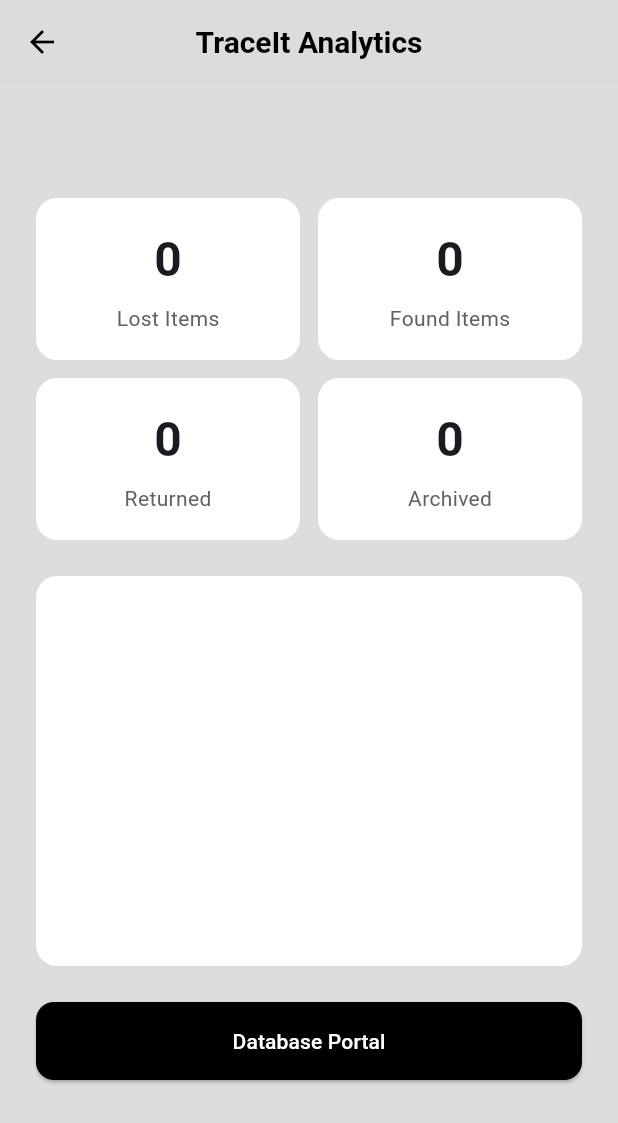
After one commit to amean101/Team7, a Flutter app: the AdminAnalyticsScreen screen opened by its route, on a phone screen of 412 x 824 dp. The commit adds this screen. Shown: the top 1123 px of the screen. Run offline on Flutter 3.47's test engine with Material 3 defaults, Android fonts, the phone set to English and light mode, and no system bars; drawn by our look-alikes of fl_chart; our stand-ins replace cloud_firestore, firebase_auth, firebase_core, firebase_storage, image_picker, sqflite; accounts and stored records are empty; Roboto replaces fonts that are missing (Verdana).

Commit message:
created admin analytics dashboard, fully integrated with database

```diff
--- /dev/null
+++ b/lib/admin/admin_analytics.dart
@@ -0,0 +1,270 @@
+import 'package:flutter/material.dart';
+import 'package:cloud_firestore/cloud_firestore.dart';
+import 'package:fl_chart/fl_chart.dart';
+
+const _bg = Color.fromARGB(246, 220, 220, 221);
+
+class AdminAnalyticsScreen extends StatelessWidget {
+  const AdminAnalyticsScreen({super.key});
+
+  Future<Map<String, int>> _loadCounts() async {
+    final col = FirebaseFirestore.instance.collection('items');
+
+    final lost = await col.where('status', isEqualTo: 'lost').get();
+    final found = await col.where('status', isEqualTo: 'found').get();
+    final returned = await col.where('status', isEqualTo: 'claimed').get();
+    final archived = await col.where('status', isEqualTo: 'archived').get();
+
+    return {
+      'lost': lost.size,
+      'found': found.size,
+      'returned': returned.size,
+      'archived': archived.size,
+    };
+  }
+
+  Stream<List<Map<String, dynamic>>> _loadItemsHistory() {
+    return FirebaseFirestore.instance
+        .collection('items')
+        .orderBy('createdAt', descending: false)
+        .snapshots()
+        .map((snap) {
+          return snap.docs.map((d) {
+            final data = d.data();
+            data['id'] = d.id;
+            return data;
+          }).toList();
+        });
+  }
+
+  @override
+  Widget build(BuildContext context) {
+    return Scaffold(
+      backgroundColor: _bg,
+      appBar: AppBar(
+        backgroundColor: _bg,
+        elevation: 0,
+        leading: IconButton(
+          icon: const Icon(Icons.arrow_back, color: Colors.black),
+          onPressed: () => Navigator.pop(context),
+        ),
+        title: const Text(
+          'TraceIt Analytics',
+          style: TextStyle(color: Colors.black, fontWeight: FontWeight.w600),
+        ),
+        centerTitle: true,
+      ),
+      body: SafeArea(
+        child: Center(
+          child: ConstrainedBox(
+            constraints: const BoxConstraints(maxWidth: 600),
+            child: Padding(
+              padding: const EdgeInsets.fromLTRB(24, 12, 24, 0),
+              child: FutureBuilder<Map<String, int>>(
+                future: _loadCounts(),
+                builder: (context, snap) {
+                  if (!snap.hasData) {
+                    return const Center(child: CircularProgressIndicator());
+                  }
+
+                  final counts = snap.data!;
+                  return SingleChildScrollView(
+                    child: Column(
+                      crossAxisAlignment: CrossAxisAlignment.center,
+                      children: [
+                        Row(
+                          children: [
+                            Expanded(
+                              child: _StatCard(
+                                label: 'Lost Items',
+                                value: counts['lost']!,
+                              ),
+                            ),
+                            const SizedBox(width: 12),
+                            Expanded(
+                              child: _StatCard(
+                                label: 'Found Items',
+                                value: counts['found']!,
+                              ),
+                            ),
+                          ],
+                        ),
+                        const SizedBox(height: 12),
+                        Row(
+                          children: [
+                            Expanded(
+                              child: _StatCard(
+                                label: 'Returned',
+                                value: counts['returned']!,
+                              ),
+                            ),
+                            const SizedBox(width: 12),
+                            Expanded(
+                              child: _StatCard(
+                                label: 'Archived',
+                                value: counts['archived']!,
+                              ),
+                            ),
+                          ],
+                        ),
+                        const SizedBox(height: 24),
+                        StreamBuilder<List<Map<String, dynamic>>>(
+                          stream: _loadItemsHistory(),
+                          builder: (context, snap2) {
+                            if (!snap2.hasData) {
+                              return const SizedBox(
+                                height: 200,
+                                child: Center(
+                                  child: CircularProgressIndicator(),
+                                ),
+                              );
+                            }
+
+                            final items = snap2.data!;
+                            return _HistoryChart(items: items);
+                          },
+                        ),
+                        const SizedBox(height: 24),
+                        SizedBox(
+                          width: double.infinity,
+                          child: ElevatedButton(
+                            onPressed: () =>
+                                Navigator.pushNamed(context, '/adminSearch'),
+                            style: ElevatedButton.styleFrom(
+                              backgroundColor: Colors.black,
+                              foregroundColor: Colors.white,
+                              padding: const EdgeInsets.symmetric(vertical: 16),
+                              shape: RoundedRectangleBorder(
+                                borderRadius: BorderRadius.circular(12),
+                              ),
+                            ),
+                            child: const Text('Database Portal'),
+                          ),
+                        ),
+                        const SizedBox(height: 40),
+                      ],
+                    ),
+                  );
+                },
+              ),
+            ),
+          ),
+        ),
+      ),
+    );
+  }
+}
+
+class _StatCard extends StatelessWidget {
+  final String label;
+  final int value;
+
+  const _StatCard({required this.label, required this.value});
+
+  @override
+  Widget build(BuildContext context) {
+    return Container(
+      padding: const EdgeInsets.all(18),
+      decoration: BoxDecoration(
+        color: Colors.white,
+        borderRadius: BorderRadius.circular(14),
+      ),
+      child: Column(
+        children: [
+          Text(
+            value.toString(),
+            style: const TextStyle(fontSize: 32, fontWeight: FontWeight.bold),
+          ),
+          const SizedBox(height: 6),
+          Text(
+            label,
+            style: TextStyle(fontSize: 14, color: Colors.grey.shade700),
+          ),
+        ],
+      ),
+    );
+  }
+}
+
+class _HistoryChart extends StatelessWidget {
+  final List<Map<String, dynamic>> items;
+
+  const _HistoryChart({required this.items});
+
+  Map<DateTime, Map<String, int>> _group() {
+    final data = <DateTime, Map<String, int>>{};
+
+    for (final item in items) {
+      final ts = item['createdAt'];
+      if (ts == null) continue;
+
+      final date = DateTime(
+        ts.toDate().year,
+        ts.toDate().month,
+        ts.toDate().day,
+      );
+      final status = item['status'] ?? '';
+
+      data.putIfAbsent(date, () => {'lost': 0, 'found': 0});
+
+      if (status == 'lost') data[date]!['lost'] = data[date]!['lost']! + 1;
+      if (status == 'found') data[date]!['found'] = data[date]!['found']! + 1;
+    }
+
+    return data;
+  }
+
+  @override
+  Widget build(BuildContext context) {
+    final grouped = _group();
+    final dates = grouped.keys.toList()..sort();
+    final lostSpots = <FlSpot>[];
+    final foundSpots = <FlSpot>[];
+
+    for (int i = 0; i < dates.length; i++) {
+      final d = dates[i];
+      final lost = grouped[d]!['lost']!.toDouble();
+      final found = grouped[d]!['found']!.toDouble();
+      lostSpots.add(FlSpot(i.toDouble(), lost));
+      foundSpots.add(FlSpot(i.toDouble(), found));
+    }
+
+    return Container(
+      height: 260,
+      padding: const EdgeInsets.all(16),
+      decoration: BoxDecoration(
+        color: Colors.white,
+        borderRadius: BorderRadius.circular(14),
+      ),
+      child: LineChart(
+        LineChartData(
+          titlesData: FlTitlesData(show: false),
+          borderData: FlBorderData(show: false),
+          gridData: FlGridData(show: false),
+          lineBarsData: [
+            LineChartBarData(
+              spots: lostSpots,
+              isCurved: true,
+              color: Colors.blue,
+              barWidth: 3,
+              belowBarData: BarAreaData(
+                show: true,
+                color: Colors.blue.withOpacity(0.15),
+              ),
+            ),
+            LineChartBarData(
+              spots: foundSpots,
+              isCurved: true,
+              color: Colors.red,
+              barWidth: 3,
+              belowBarData: BarAreaData(
+                show: true,
+                color: Colors.red.withOpacity(0.15),
+              ),
+            ),
+          ],
+        ),
+      ),
+    );
+  }
+}
--- a/lib/main.dart
+++ b/lib/main.dart
@@ -10,6 +10,7 @@
 import 'pages/home.dart';
 import 'admin/admin_home.dart';
 import 'admin/admin_search.dart';
+import 'admin/admin_analytics.dart';
 
 const kPrimary = Color(0xFF3B82F6);
 const kSecondary = Color(0xFF10B981);
@@ -113,6 +114,7 @@
         '/chat': (_) => const ChatScreen(),
         '/adminHome': (_) => const AdminHomeScreen(),
         '/adminSearch': (_) => const AdminSearchScreen(),
+        '/adminAnalytics': (context) => const AdminAnalyticsScreen(),
       },
     );
   }
--- a/pubspec.yaml
+++ b/pubspec.yaml
@@ -44,6 +44,7 @@
   firebase_core: ^4.2.1
   firebase_auth: ^6.1.2
   cloud_firestore: ^6.1.0
+  fl_chart: ^0.66.0
 
 dev_dependencies:
   flutter_test:
```
Also changed, not shown: pubspec.lock.
